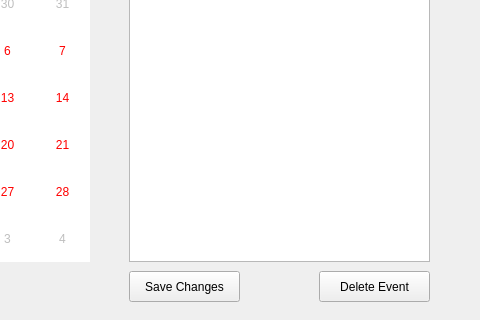
RoryM18/Honours-Project-Genetic-Algorithm-Planner, file main.ui: the form before one commit; both pictures show x 361 to 841 and y 219 to 539 of the 841 by 539 pixel window.
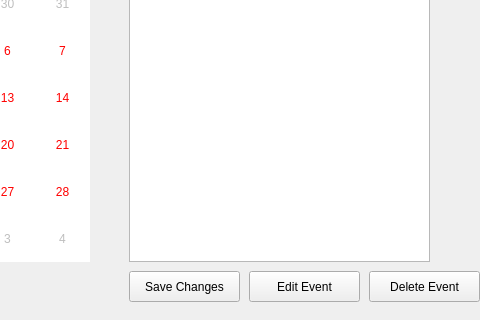
The form after the commit.

Commit message: Added function so users only need to select Items

Patch:
```diff
--- a/main.ui
+++ b/main.ui
@@ -62,7 +62,7 @@
   <widget class="QPushButton" name="deleteButton">
    <property name="geometry">
     <rect>
-     <x>680</x>
+     <x>730</x>
      <y>490</y>
      <width>111</width>
      <height>31</height>
@@ -147,6 +147,19 @@
     </rect>
    </property>
   </widget>
+  <widget class="QPushButton" name="editButton">
+   <property name="geometry">
+    <rect>
+     <x>610</x>
+     <y>490</y>
+     <width>111</width>
+     <height>31</height>
+    </rect>
+   </property>
+   <property name="text">
+    <string>Edit Event</string>
+   </property>
+  </widget>
  </widget>
  <resources/>
  <connections/>
```
The commit also changes 2 other files.
